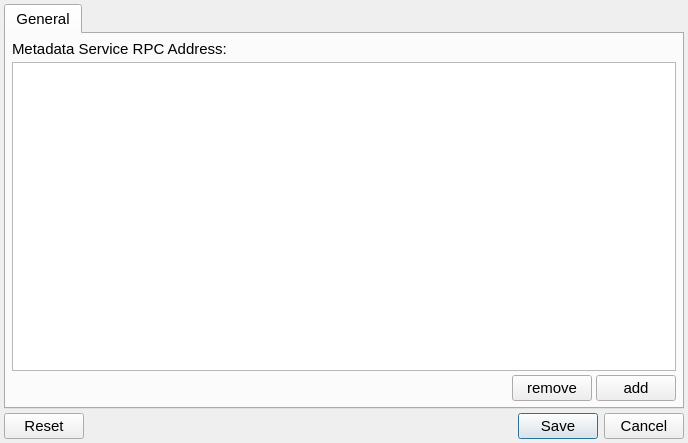
Qt form ccs/preference/PreferenceDialog.ui (bisegni/chaosframework) before a commit.
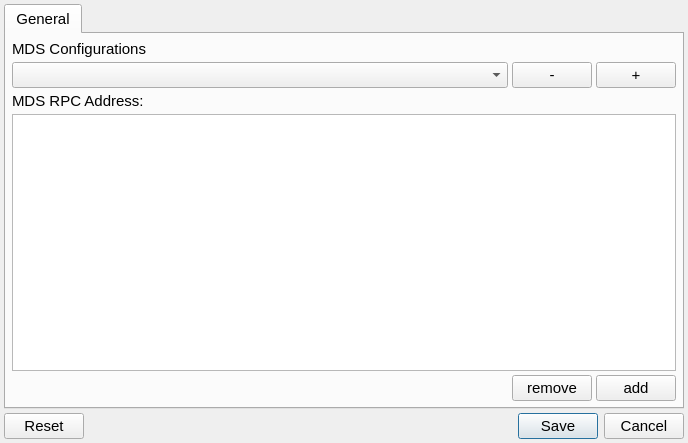
The same form after that commit.

Commit message: added the management of multiple configuration for mds url setting

Patch:
```diff
--- a/ccs/preference/PreferenceDialog.ui
+++ b/ccs/preference/PreferenceDialog.ui
@@ -79,6 +79,48 @@
          <property name="bottomMargin">
           <number>2</number>
          </property>
+         <item>
+          <widget class="QLabel" name="label_2">
+           <property name="font">
+            <font>
+             <pointsize>11</pointsize>
+            </font>
+           </property>
+           <property name="text">
+            <string>MDS Configurations</string>
+           </property>
+          </widget>
+         </item>
+         <item>
+          <layout class="QHBoxLayout" name="horizontalLayout_2" stretch="1,0,0">
+           <item>
+            <widget class="QComboBox" name="comboBoxConfigurations">
+             <property name="editable">
+              <bool>false</bool>
+             </property>
+            </widget>
+           </item>
+           <item>
+            <widget class="QPushButton" name="pushButtonRemoveConfiguration">
+             <property name="text">
+              <string>-</string>
+             </property>
+            </widget>
+           </item>
+           <item>
+            <widget class="QPushButton" name="pushButtonAddNewConfiguration">
+             <property name="font">
+              <font>
+               <pointsize>11</pointsize>
+              </font>
+             </property>
+             <property name="text">
+              <string>+</string>
+             </property>
+            </widget>
+           </item>
+          </layout>
+         </item>
          <item>
           <widget class="QLabel" name="label">
            <property name="font">
@@ -87,7 +129,7 @@
             </font>
            </property>
            <property name="text">
-            <string>Metadata Service RPC Address:</string>
+            <string>MDS RPC Address:</string>
            </property>
           </widget>
          </item>
```
The commit also changes 3 other files.
